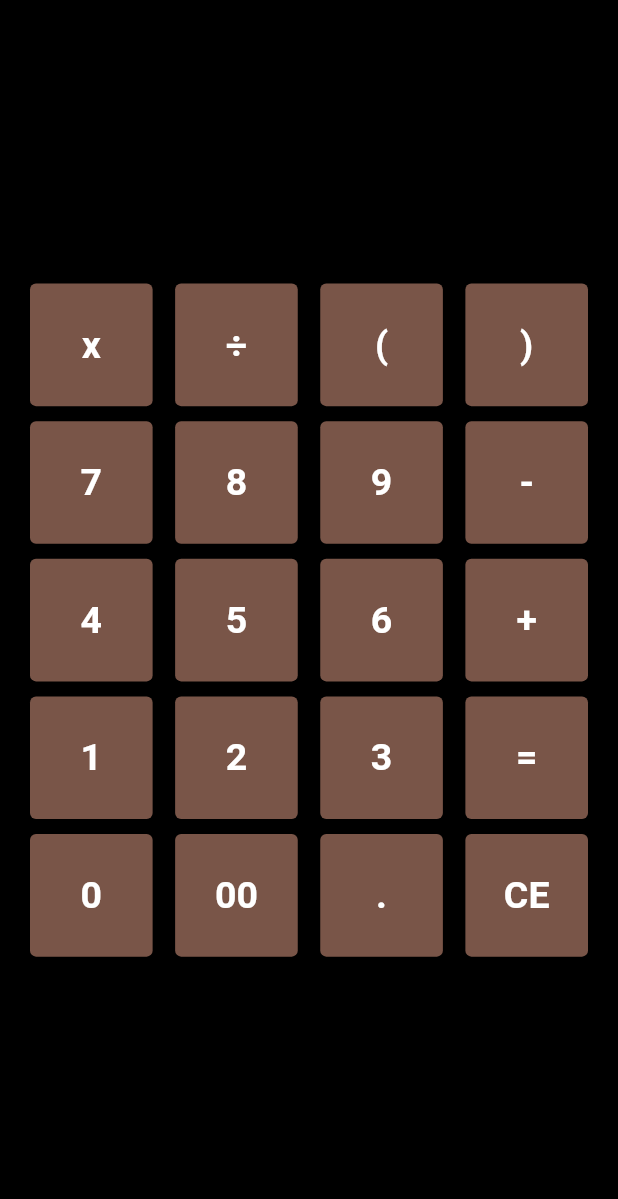
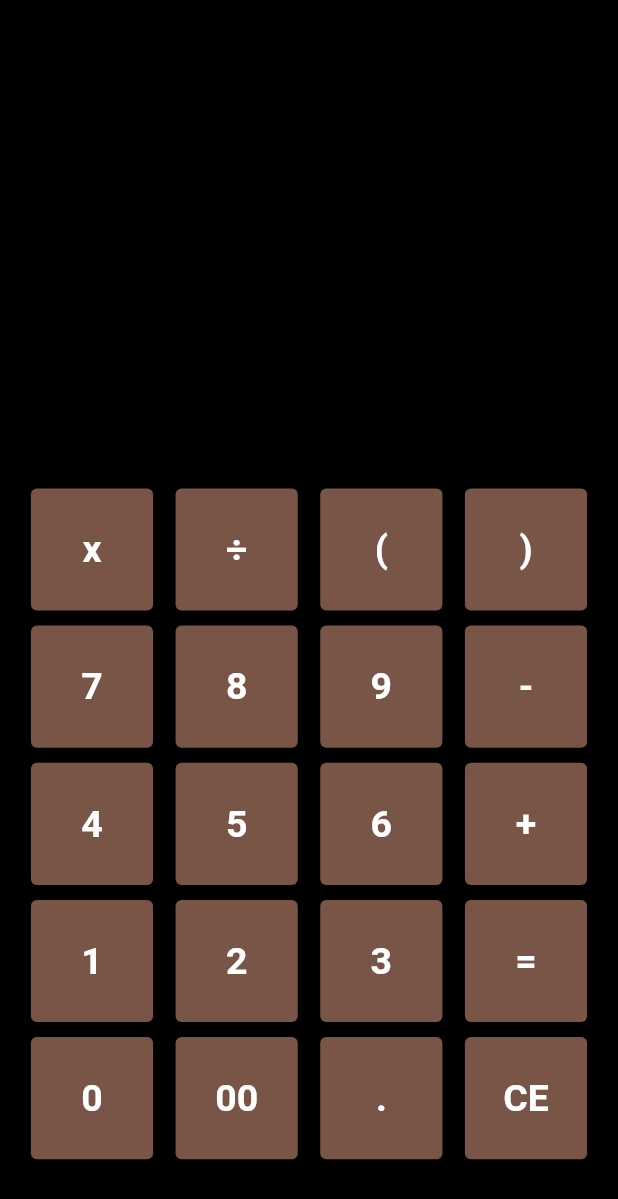
Before and after one commit to Kara-Zor-El/Flutter-Learning, a Flutter app: the screen it shows after launch, on a phone screen of 412 x 824 dp. Shown: the top 1199 px of the screen. Run offline on Flutter 3.47's test engine with Material 2 defaults, Android fonts, the phone set to English and light mode, and no system bars.

Commit message:
Changed buttons to dynamically change position depending on screen size

```diff
--- a/calculator_app/lib/main.dart
+++ b/calculator_app/lib/main.dart
@@ -262,10 +262,11 @@ class _CalculatorState extends State<Calculator> {
               ),
             ),
           ),
-          Container(
-            alignment: Alignment.center,
-            margin: const EdgeInsets.fromLTRB(20, 50, 20, 0),
-            padding: const EdgeInsets.only(bottom: 15),
+          FractionallySizedBox(
+            widthFactor: 0.9,
+            child: Container(
+              height: (MediaQuery.of(context).size.height) / 1.3,
+              alignment: Alignment.bottomCenter,
               child: GridView.count(
                 scrollDirection: Axis.vertical,
                 mainAxisSpacing: 10,
@@ -276,6 +277,7 @@ class _CalculatorState extends State<Calculator> {
                 children: buttons,
               ),
             ),
+          )
         ],
       ),
     );
```
Lines whose indentation alone changed are shown as unchanged.
